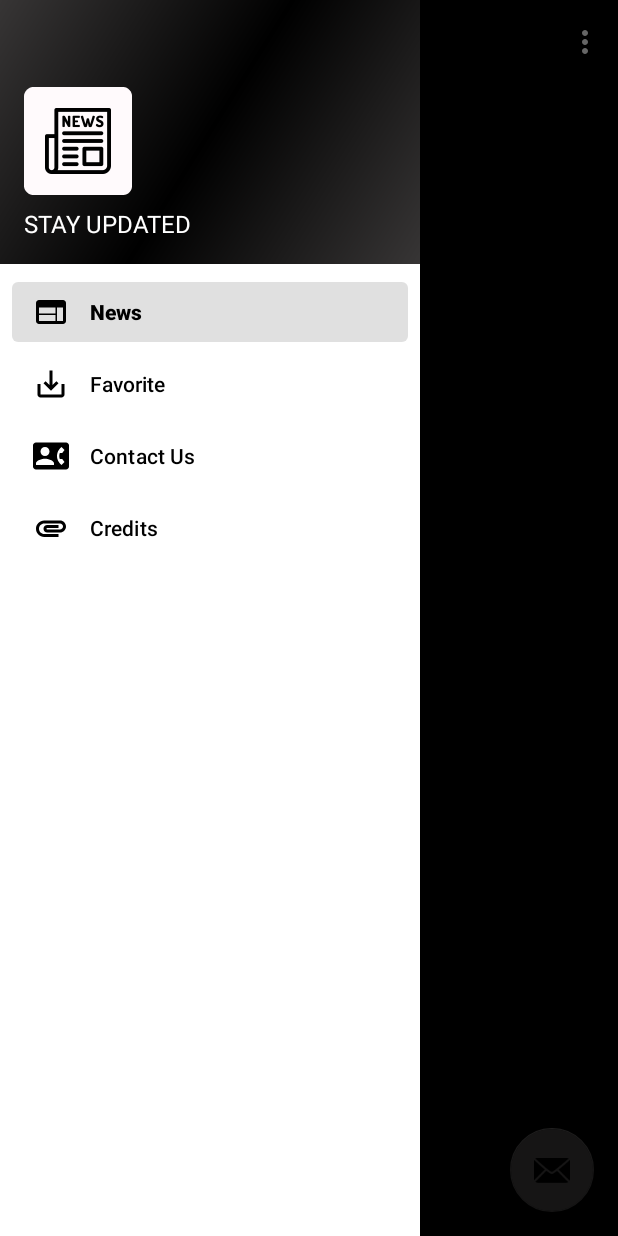
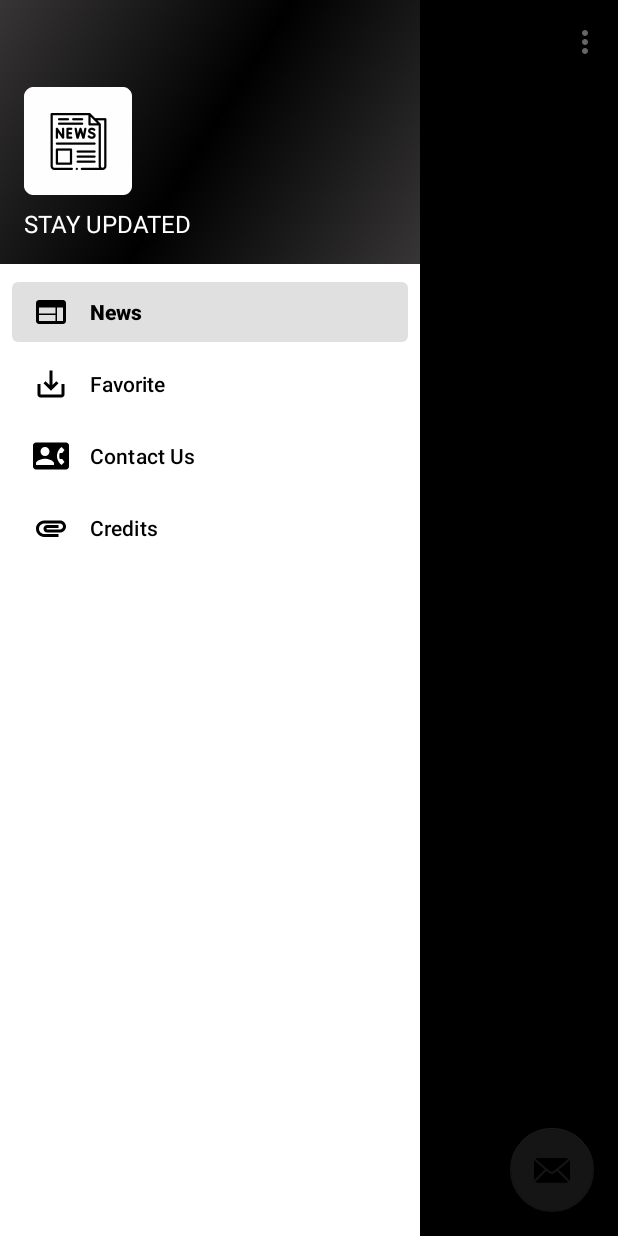
Before and after one commit to SidharthBjaj/stayUpdated, an Android app: the screen it shows after launch (MainActivity), with the side drawer open, on a phone screen of 412 x 824 dp. Run offline under Robolectric (Android 15) with nearby library versions, the phone set to English and light mode, and no system bars; our stand-ins replace Picasso, Volley, navigation-ui; network calls fail; pictures from the network do not load; 1 statement that could not run was skipped.

Commit message:
set icon for the application

```diff
--- a/app/src/main/res/values/ic_launcher_background.xml
+++ b/app/src/main/res/values/ic_launcher_background.xml
@@ -1,4 +1,4 @@
 <?xml version="1.0" encoding="utf-8"?>
 <resources>
-    <color name="ic_launcher_background">#FFFAFC</color>
+    <color name="ic_launcher_background">#FFFEFF</color>
 </resources>
```
Also changed, not shown: app/src/main/ic_launcher-playstore.png, app/src/main/res/mipmap-hdpi/ic_launcher.png, app/src/main/res/mipmap-hdpi/ic_launcher_foreground.png, app/src/main/res/mipmap-hdpi/ic_launcher_round.png, app/src/main/res/mipmap-mdpi/ic_launcher.png, app/src/main/res/mipmap-mdpi/ic_launcher_foreground.png, app/src/main/res/mipmap-mdpi/ic_launcher_round.png, app/src/main/res/mipmap-xhdpi/ic_launcher.png, app/src/main/res/mipmap-xhdpi/ic_launcher_foreground.png, app/src/main/res/mipmap-xhdpi/ic_launcher_round.png, app/src/main/res/mipmap-xxhdpi/ic_launcher.png, app/src/main/res/mipmap-xxhdpi/ic_launcher_foreground.png, app/src/main/res/mipmap-xxhdpi/ic_launcher_round.png, app/src/main/res/mipmap-xxxhdpi/ic_launcher.png, 2 more files.
